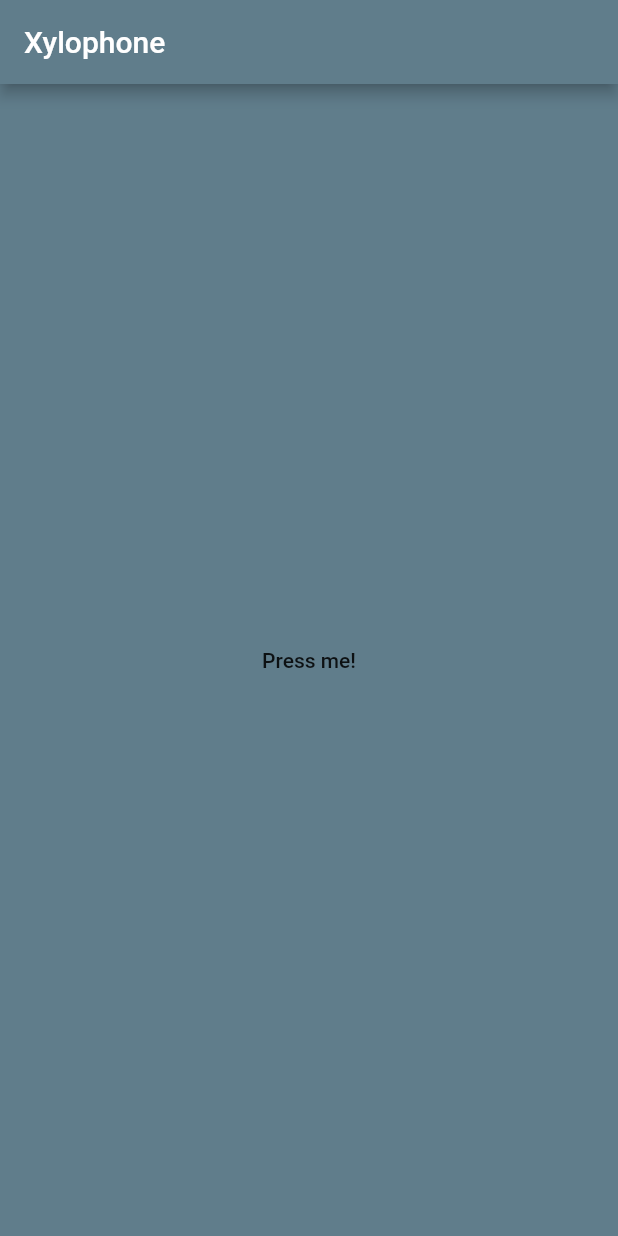
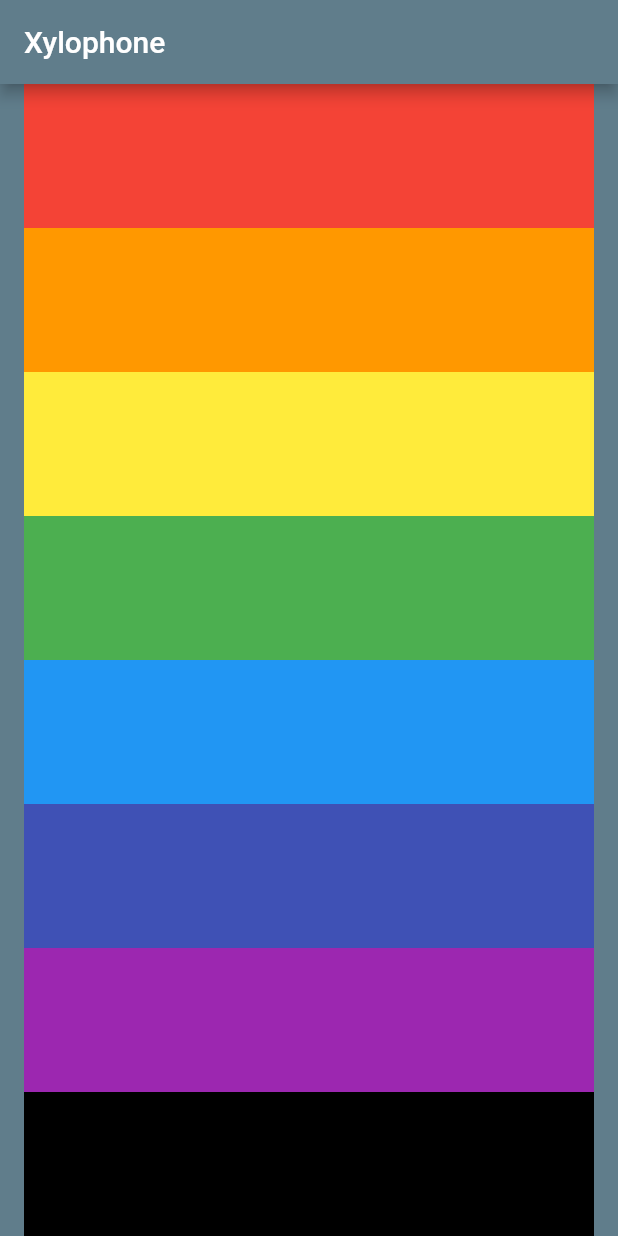
Before and after one commit to ghigbie/flutter-xylophone, a Flutter app: the screen it shows after launch, on a phone screen of 412 x 824 dp. Run offline on Flutter 3.47's test engine with Material 2 defaults, Android fonts, the phone set to English and light mode, and no system bars; our stand-ins replace audioplayers.

Commit message:
Add buttons with colors and functionality

```diff
--- a/lib/home_page.dart
+++ b/lib/home_page.dart
@@ -8,19 +8,80 @@ class HomeXylophone extends StatefulWidget {
 }
 
 final player = AudioCache();
-void playNote() {
-  player.play('note2.wav'); //audio player knows the location of assets
+void playNote(number) {
+  player.play('note$number.wav'); //audio player knows the location of assets
 }
 
 class _HomeXylophoneState extends State<HomeXylophone> {
   @override
   Widget build(BuildContext context) {
-    return Center(
-      child: FlatButton(
-          onPressed: () {
-            playNote();
-          },
-          child: Text('Press me!')),
+    return Column(
+      children: <Widget>[
+        Expanded(
+          child: FlatButton(
+            onPressed: () {
+              playNote(1);
+            },
+            child: Container(color: Colors.red),
+          ),
+        ),
+        Expanded(
+          child: FlatButton(
+            onPressed: () {
+              playNote(2);
+            },
+            child: Container(color: Colors.orange),
+          ),
+        ),
+        Expanded(
+          child: FlatButton(
+            onPressed: () {
+              playNote(3);
+            },
+            child: Container(color: Colors.yellow),
+          ),
+        ),
+        Expanded(
+          child: FlatButton(
+            onPressed: () {
+              playNote(4);
+            },
+            child: Container(color: Colors.green),
+          ),
+        ),
+        Expanded(
+          child: FlatButton(
+            onPressed: () {
+              playNote(4);
+            },
+            child: Container(color: Colors.blue),
+          ),
+        ),
+        Expanded(
+          child: FlatButton(
+            onPressed: () {
+              playNote(5);
+            },
+            child: Container(color: Colors.indigo),
+          ),
+        ),
+        Expanded(
+          child: FlatButton(
+            onPressed: () {
+              playNote(6);
+            },
+            child: Container(color: Colors.purple),
+          ),
+        ),
+        Expanded(
+          child: FlatButton(
+            onPressed: () {
+              playNote(7);
+            },
+            child: Container(color: Colors.black),
+          ),
+        ),
+      ],
     );
   }
 }
```
Also changed, not shown: 3 other files.
